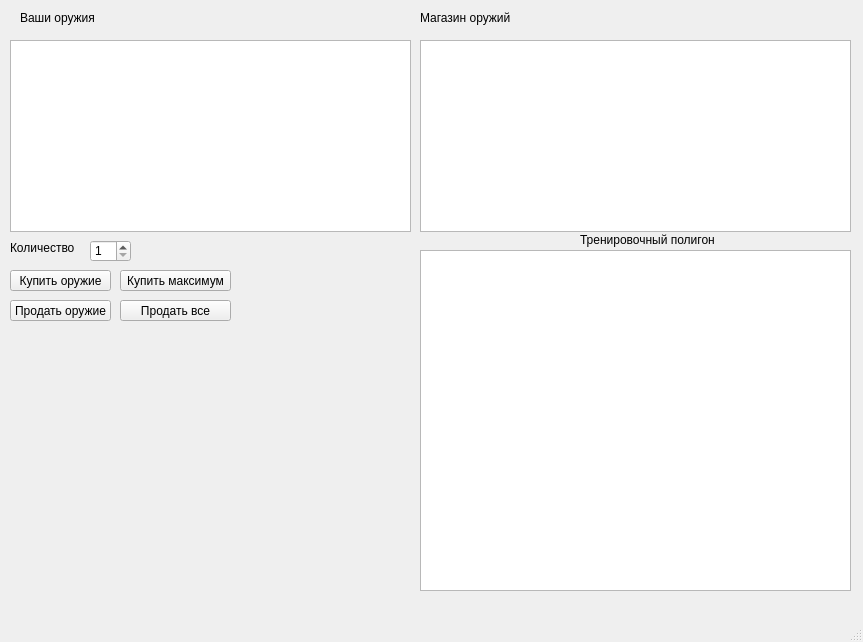
This is Client/shop.ui in ChazGrant/Battleship as Qt 5 draws it before an edit. The edited form follows.
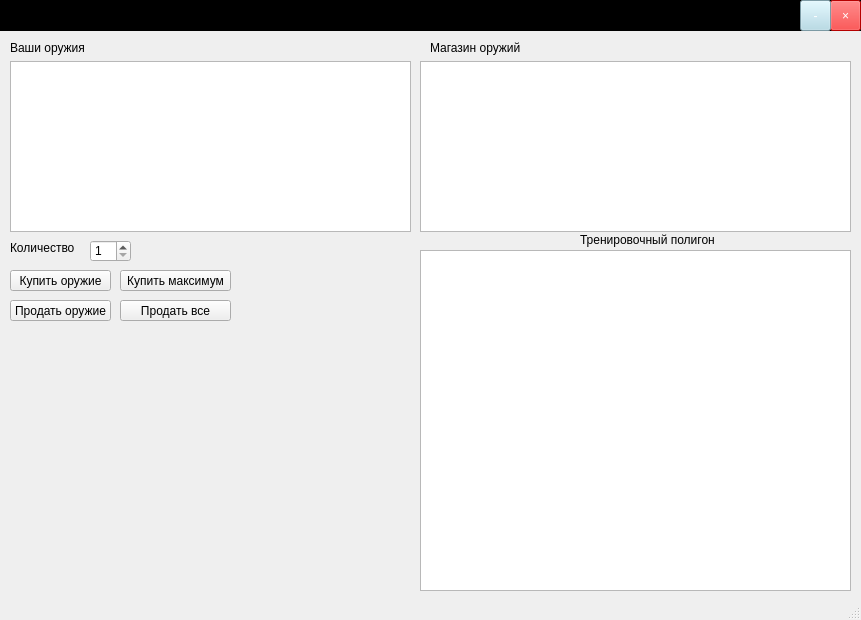
This is the edited form.

What changed in the file:
```diff
--- a/Client/shop.ui
+++ b/Client/shop.ui
@@ -6,10 +6,22 @@
    <rect>
     <x>0</x>
     <y>0</y>
-    <width>863</width>
-    <height>642</height>
+    <width>861</width>
+    <height>620</height>
    </rect>
   </property>
+  <property name="minimumSize">
+   <size>
+    <width>861</width>
+    <height>620</height>
+   </size>
+  </property>
+  <property name="maximumSize">
+   <size>
+    <width>861</width>
+    <height>620</height>
+   </size>
+  </property>
   <property name="windowTitle">
    <string>MainWindow</string>
   </property>
@@ -27,8 +39,8 @@
    <widget class="QLabel" name="label">
     <property name="geometry">
      <rect>
-      <x>20</x>
-      <y>10</y>
+      <x>10</x>
+      <y>40</y>
       <width>81</width>
       <height>16</height>
      </rect>
@@ -40,8 +52,8 @@
    <widget class="QLabel" name="label_2">
     <property name="geometry">
      <rect>
-      <x>420</x>
-      <y>10</y>
+      <x>430</x>
+      <y>40</y>
       <width>101</width>
       <height>16</height>
      </rect>
@@ -119,9 +131,9 @@
     <property name="geometry">
      <rect>
       <x>10</x>
-      <y>40</y>
+      <y>61</y>
       <width>401</width>
-      <height>192</height>
+      <height>171</height>
      </rect>
     </property>
    </widget>
@@ -129,9 +141,9 @@
     <property name="geometry">
      <rect>
       <x>420</x>
-      <y>40</y>
+      <y>61</y>
       <width>431</width>
-      <height>192</height>
+      <height>171</height>
      </rect>
     </property>
    </widget>
@@ -203,6 +215,59 @@
      <string/>
     </property>
    </widget>
+   <widget class="QFrame" name="frame_4">
+    <property name="geometry">
+     <rect>
+      <x>0</x>
+      <y>0</y>
+      <width>861</width>
+      <height>31</height>
+     </rect>
+    </property>
+    <property name="styleSheet">
+     <string notr="true">background:black</string>
+    </property>
+    <property name="frameShape">
+     <enum>QFrame::StyledPanel</enum>
+    </property>
+    <property name="frameShadow">
+     <enum>QFrame::Raised</enum>
+    </property>
+    <widget class="QToolButton" name="exitButton">
+     <property name="geometry">
+      <rect>
+       <x>830</x>
+       <y>0</y>
+       <width>31</width>
+       <height>31</height>
+      </rect>
+     </property>
+     <property name="styleSheet">
+      <string notr="true">color: white;
+background: red;</string>
+     </property>
+     <property name="text">
+      <string>×</string>
+     </property>
+    </widget>
+    <widget class="QToolButton" name="hideButton">
+     <property name="geometry">
+      <rect>
+       <x>800</x>
+       <y>0</y>
+       <width>31</width>
+       <height>31</height>
+      </rect>
+     </property>
+     <property name="styleSheet">
+      <string notr="true">color: white;
+background: lightblue;</string>
+     </property>
+     <property name="text">
+      <string>-</string>
+     </property>
+    </widget>
+   </widget>
   </widget>
   <widget class="QMenuBar" name="menubar">
    <property name="geometry">
```
Left out of the diff: 2 changed lines with no effect on the pictures.
